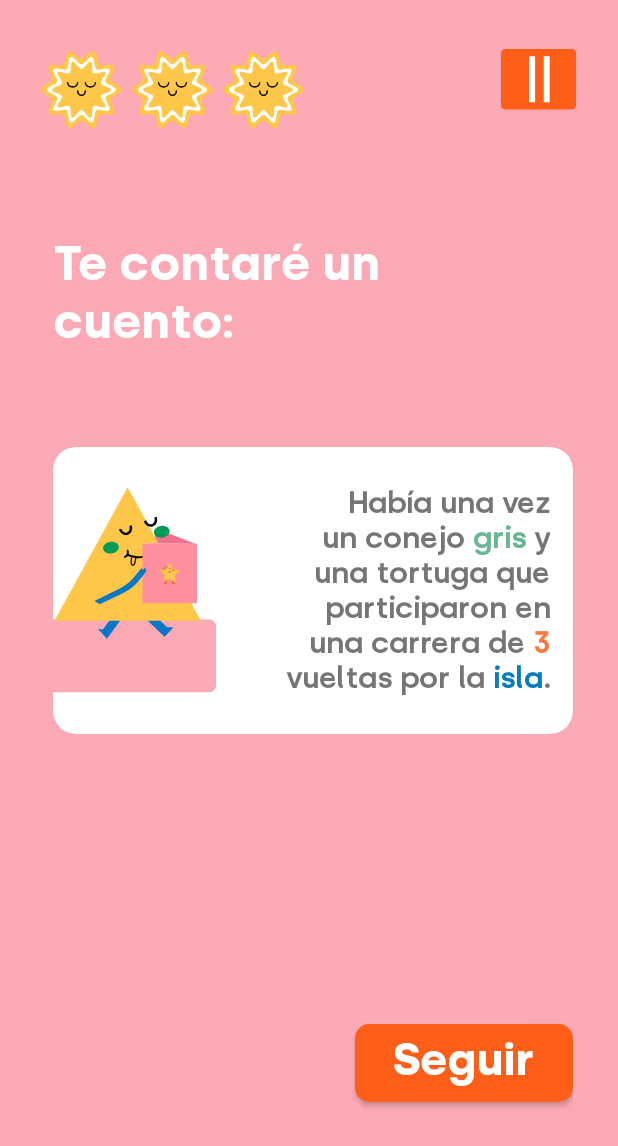
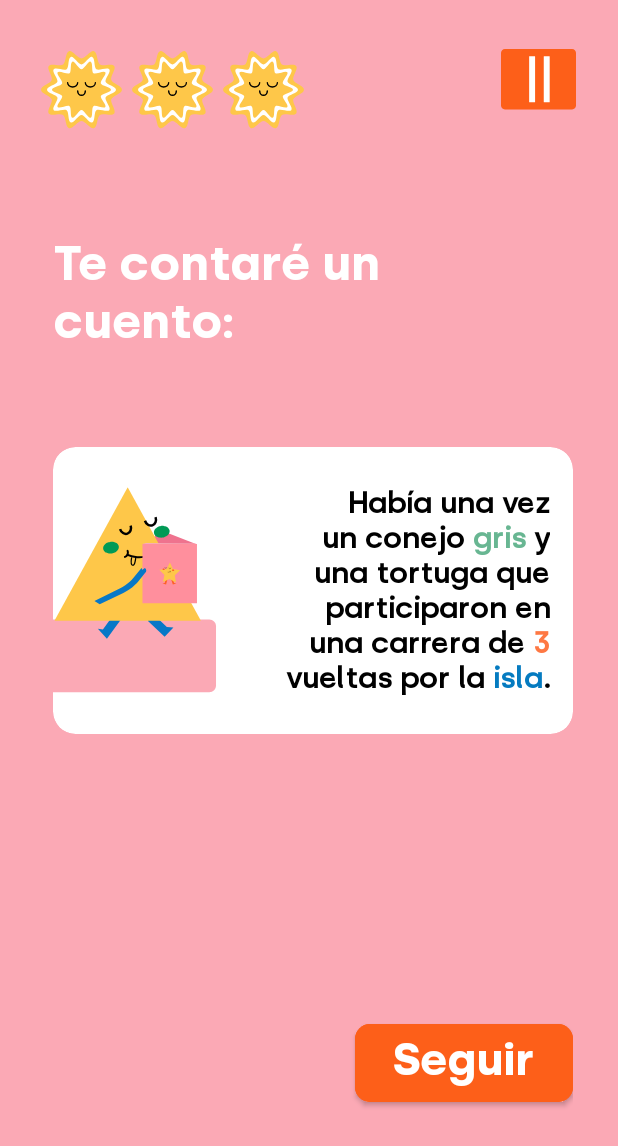
Before and after one commit to MajoBurguete/ADAM, an Android app: the StoryActivity screen opened directly, with no data from a screen before it, on a phone screen of 412 x 824 dp. Shown: the top 1146 px of the screen. Run offline under Robolectric (Android 15) with nearby library versions, the phone set to English and light mode, and no system bars; 1 statement that could not run was skipped.

Commit message:
Final final changes, ya ahora si

```diff
--- a/app/src/main/res/layout/activity_story.xml
+++ b/app/src/main/res/layout/activity_story.xml
@@ -51,7 +51,7 @@
             android:layout_marginStart="25dp"
             android:fontFamily="@font/silka_bold_webfont"
             android:text="@string/te_contar_un_cuento"
-            android:textColor="#FFFFFF"
+            android:textColor="@color/white"
             android:textSize="32sp"
             android:textStyle="bold"
             app:layout_constraintBottom_toBottomOf="parent"
@@ -101,6 +101,7 @@
                     android:fontFamily="@font/silka_medium_webfont"
                     android:text="@string/example_cuento_1"
                     android:textAlignment="textEnd"
+                    android:textColor="@color/black"
                     android:textSize="19dp"
                     android:textStyle="bold"
                     app:layout_constraintBottom_toBottomOf="parent"
```
